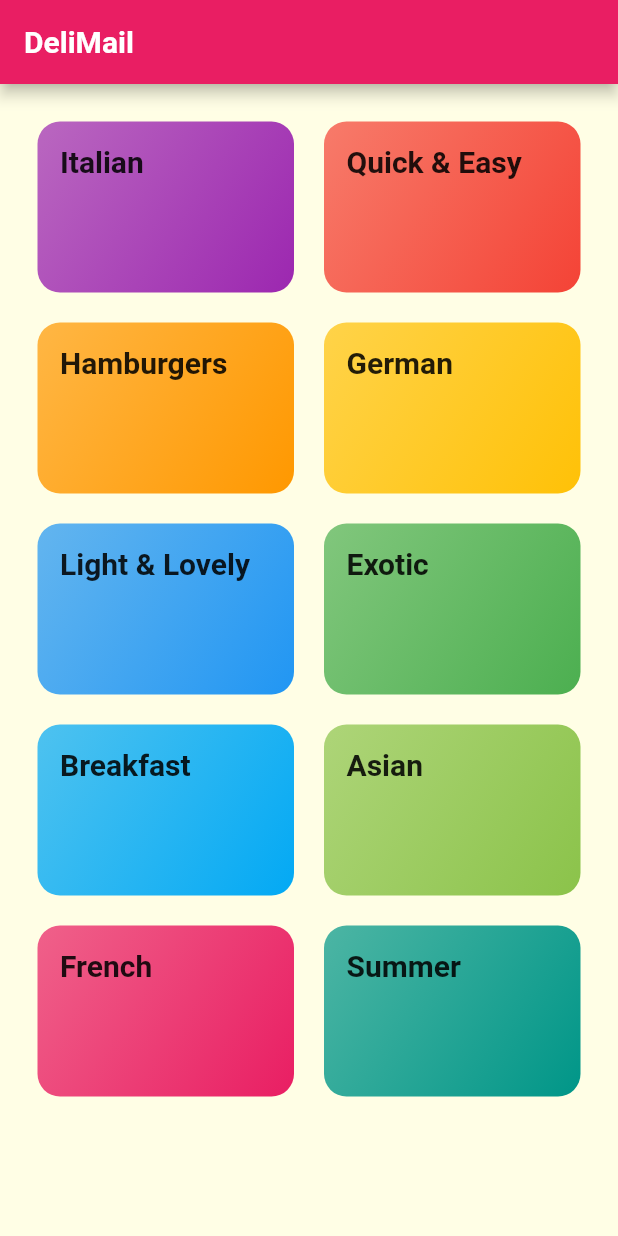
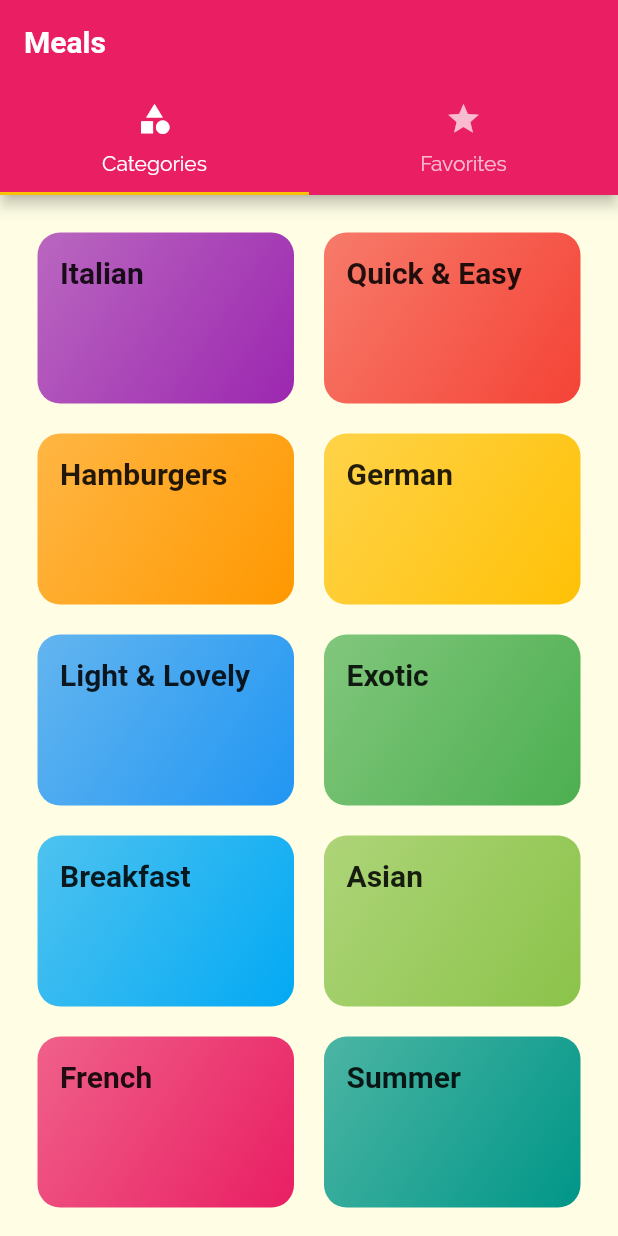
Before and after one commit to Dilman01/meals_app, a Flutter app: the screen it shows after launch, on a phone screen of 412 x 824 dp. Run offline on Flutter 3.47's test engine with Material 2 defaults, Android fonts, the phone set to English and light mode, and no system bars; Roboto replaces fonts that are missing (RobotoCondens).

Commit message:
Add Tab Screen

```diff
--- a/lib/main.dart
+++ b/lib/main.dart
@@ -4,6 +4,8 @@ import 'package:flutter/material.dart';
 import 'package:meals_app/screens/categories_screen.dart';
 import 'package:meals_app/screens/category_meals_screen.dart';
 import 'package:meals_app/screens/meal_detail_screen.dart';
+
+import 'screens/tabs_screen.dart';
 
 void main() {
   runApp(MyApp());
@@ -36,7 +38,7 @@ class MyApp extends StatelessWidget {
       // home: CategoriesScreen(),
       initialRoute: '/',
       routes: {
-        '/': (ctx) => CategoriesScreen(),
+        '/': (ctx) => TabsScreen(),
         CategoryMealsScreen.routeName: (ctx) => CategoryMealsScreen(),
         MealDetailScreen.routeName: (ctx) => MealDetailScreen(),
       },
--- a/lib/screens/categories_screen.dart
+++ b/lib/screens/categories_screen.dart
@@ -9,11 +9,7 @@ class CategoriesScreen extends StatelessWidget {
 
   @override
   Widget build(BuildContext context) {
-    return Scaffold(
-      appBar: AppBar(
-        title: const Text('DeliMail'),
-      ),
-      body: GridView(
+    return GridView(
       padding: const EdgeInsets.all(25),
       gridDelegate: SliverGridDelegateWithMaxCrossAxisExtent(
         maxCrossAxisExtent: 200,
@@ -28,7 +24,6 @@ class CategoriesScreen extends StatelessWidget {
                 catData.color,
               ))
           .toList(),
-      ),
     );
   }
 }
--- /dev/null
+++ b/lib/screens/favorites_screen.dart
@@ -0,0 +1,10 @@
+import 'package:flutter/material.dart';
+
+class FavoritesScreen extends StatelessWidget {
+  const FavoritesScreen({super.key});
+
+  @override
+  Widget build(BuildContext context) {
+    return Center(child: Text('hello'));
+  }
+}
--- /dev/null
+++ b/lib/screens/tabs_screen.dart
@@ -0,0 +1,43 @@
+// ignore_for_file: prefer_const_constructors, prefer_const_literals_to_create_immutables
+
+import 'package:flutter/material.dart';
+import 'package:meals_app/screens/categories_screen.dart';
+import 'package:meals_app/screens/favorites_screen.dart';
+
+class TabsScreen extends StatefulWidget {
+  const TabsScreen({super.key});
+
+  @override
+  State<TabsScreen> createState() => _TabsScreenState();
+}
+
+class _TabsScreenState extends State<TabsScreen> {
+  @override
+  Widget build(BuildContext context) {
+    return DefaultTabController(
+      length: 2,
+      // initialIndex: 0,
+      child: Scaffold(
+        appBar: AppBar(
+          title: Text('Meals'),
+          bottom: TabBar(tabs: [
+            Tab(
+              icon: Icon(Icons.category),
+              text: 'Categories',
+            ),
+            Tab(
+              icon: Icon(Icons.star),
+              text: 'Favorites',
+            ),
+          ]),
+        ),
+        body: TabBarView(
+          children: [
+            CategoriesScreen(),
+            FavoritesScreen(),
+          ],
+        ),
+      ),
+    );
+  }
+}
```
Lines whose indentation alone changed are shown as unchanged.
